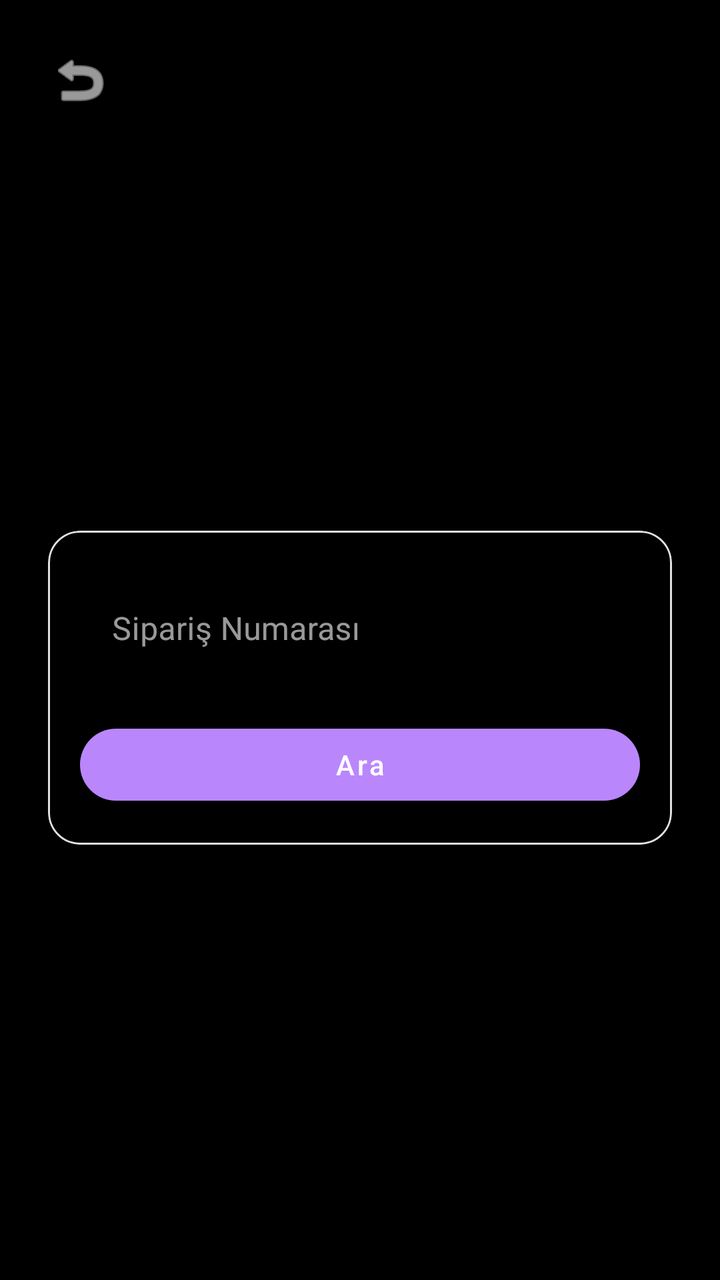
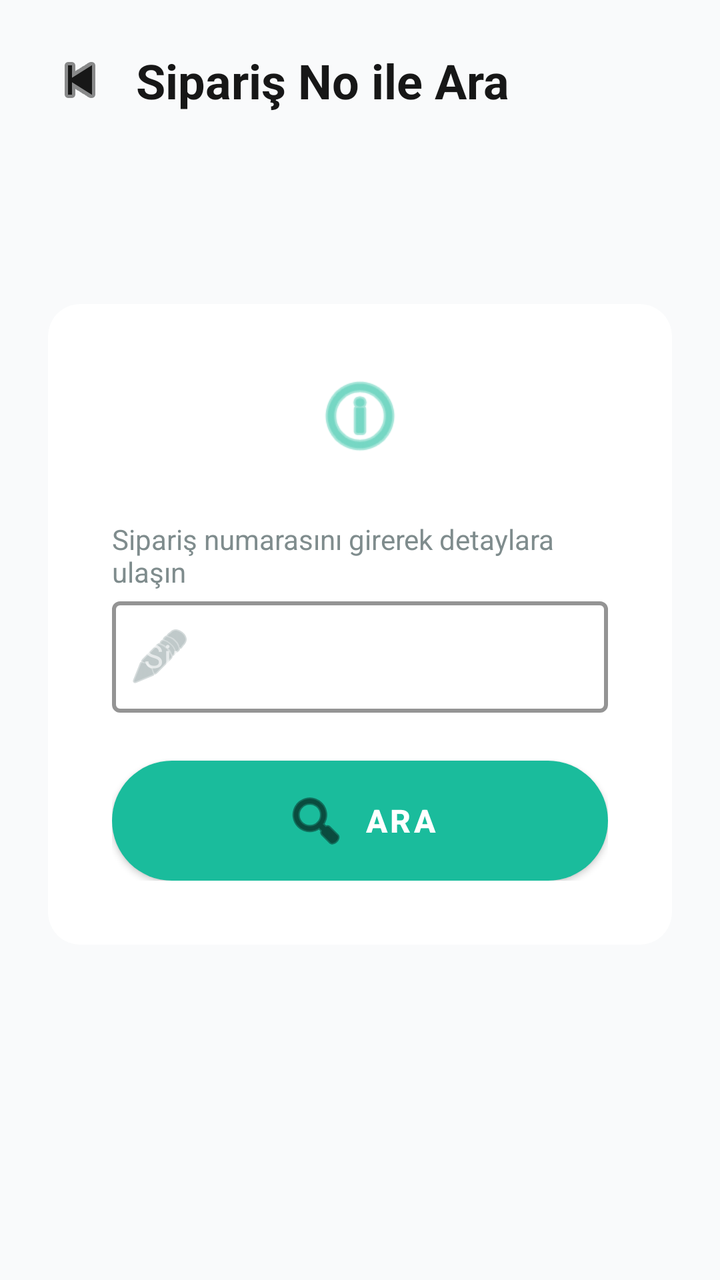

An Android layout rendered at two revisions. The XML below is the earlier revision; the diff shows what the commit changed to produce the second picture.
<!-- AndroidManifest.xml: application theme Theme.MaterialComponents.NoActionBar -->
<!-- res/layout/activity_search_by_order_id.xml -->
<?xml version="1.0" encoding="utf-8"?>
<LinearLayout xmlns:android="http://schemas.android.com/apk/res/android"
    xmlns:app="http://schemas.android.com/apk/res-auto"
    android:id="@+id/layoutSearchByOrderNumber"
    android:layout_width="match_parent"
    android:layout_height="match_parent"
    android:orientation="vertical"
    android:background="#000000"
    android:padding="16dp"
    android:fitsSystemWindows="true">

    <ImageButton
        android:id="@+id/btnBack"
        android:layout_width="48dp"
        android:layout_height="48dp"
        android:background="?attr/selectableItemBackgroundBorderless"
        android:src="@android:drawable/ic_menu_revert"
        app:tint="#FFFFFF"
        android:contentDescription="@string/back" />

    <LinearLayout
        android:layout_width="match_parent"
        android:layout_height="match_parent"
        android:gravity="center"
        android:orientation="vertical">

        <com.google.android.material.card.MaterialCardView
            android:layout_width="match_parent"
            android:layout_height="wrap_content"
            android:layout_margin="8dp"
            app:cardCornerRadius="16dp"
            app:cardElevation="2dp"
            app:cardBackgroundColor="#000000"
            app:strokeWidth="1dp"
            app:strokeColor="#E0E0E0">

            <LinearLayout
                android:layout_width="match_parent"
                android:layout_height="wrap_content"
                android:orientation="vertical"
                android:padding="16dp">

                <com.google.android.material.textfield.TextInputLayout
                    android:layout_width="match_parent"
                    android:layout_height="wrap_content"
                    android:hint="@string/search_by_order_id_hint"
                    style="@style/Widget.MaterialComponents.TextInputLayout.OutlinedBox"
                    app:boxStrokeColor="#E0E0E0"
                    app:hintTextColor="#E0E0E0">

                    <com.google.android.material.textfield.TextInputEditText
                        android:id="@+id/etOrderNumber"
                        android:layout_width="match_parent"
                        android:layout_height="wrap_content"
                        android:inputType="textCapCharacters"
                        android:textColor="#FFFFFF" />
                </com.google.android.material.textfield.TextInputLayout>

                <com.google.android.material.button.MaterialButton
                    android:id="@+id/btnSearch"
                    style="@style/Widget.MaterialComponents.Button"
                    android:layout_width="match_parent"
                    android:layout_height="wrap_content"
                    android:layout_marginTop="16dp"
                    android:text="@string/search_by_order_id_button_search"
                    android:textAllCaps="false"
                    android:textColor="@android:color/white"
                    app:cornerRadius="24dp" />

            </LinearLayout>
        </com.google.android.material.card.MaterialCardView>
    </LinearLayout>

</LinearLayout>
<!-- resources referenced by this layout -->
<resources>
  <string name="back">Geri</string>
  <string name="search_by_order_id_button_search">Ara</string>
  <string name="search_by_order_id_hint">Sipariş Numarası</string>
</resources>

<!-- the commit's change to res/layout/activity_search_by_order_id.xml (unified diff, before → after) -->
@@ -1,74 +1,119 @@
 <?xml version="1.0" encoding="utf-8"?>
-<LinearLayout xmlns:android="http://schemas.android.com/apk/res/android"
+<androidx.constraintlayout.widget.ConstraintLayout
+    xmlns:android="http://schemas.android.com/apk/res/android"
     xmlns:app="http://schemas.android.com/apk/res-auto"
     android:id="@+id/layoutSearchByOrderNumber"
     android:layout_width="match_parent"
     android:layout_height="match_parent"
-    android:orientation="vertical"
-    android:background="#000000"
-    android:padding="16dp"
+    android:background="#F9FAFB"
     android:fitsSystemWindows="true">
 
-    <ImageButton
-        android:id="@+id/btnBack"
-        android:layout_width="48dp"
-        android:layout_height="48dp"
-        android:background="?attr/selectableItemBackgroundBorderless"
-        android:src="@android:drawable/ic_menu_revert"
-        app:tint="#FFFFFF"
-        android:contentDescription="@string/back" />
+    <LinearLayout
+        android:id="@+id/headerContainer"
+        android:layout_width="match_parent"
+        android:layout_height="wrap_content"
+        android:orientation="vertical"
+        android:padding="24dp"
+        app:layout_constraintTop_toTopOf="parent"
+        app:layout_constraintStart_toStartOf="parent">
 
-    <LinearLayout
+        <LinearLayout
+            android:layout_width="wrap_content"
+            android:layout_height="wrap_content"
+            android:gravity="center_vertical">
+
+            <ImageButton
+                android:id="@+id/btnBack"
+                android:layout_width="32dp"
+                android:layout_height="32dp"
+                android:background="?attr/selectableItemBackgroundBorderless"
+                android:src="@android:drawable/ic_media_previous"
+                app:tint="#171717"
+                android:contentDescription="@string/back" />
+
+            <TextView
+                android:layout_width="wrap_content"
+                android:layout_height="wrap_content"
+                android:layout_marginStart="12dp"
+                android:text="@string/search_id_page_title"
+                android:textSize="24sp"
+                android:textStyle="bold"
+                android:textColor="#171717"/>
+        </LinearLayout>
+
+
+    </LinearLayout>
+
+    <androidx.cardview.widget.CardView
         android:layout_width="match_parent"
-        android:layout_height="match_parent"
-        android:gravity="center"
-        android:orientation="vertical">
+        android:layout_height="wrap_content"
+        android:layout_marginHorizontal="24dp"
+        app:cardCornerRadius="16dp"
+        app:cardElevation="0dp"
+        app:cardBackgroundColor="#FFFFFF"
+        app:layout_constraintTop_toBottomOf="@id/headerContainer"
+        app:layout_constraintBottom_toBottomOf="parent"
+        app:layout_constraintVertical_bias="0.3">
 
-        <com.google.android.material.card.MaterialCardView
+        <LinearLayout
             android:layout_width="match_parent"
             android:layout_height="wrap_content"
-            android:layout_margin="8dp"
-            app:cardCornerRadius="16dp"
-            app:cardElevation="2dp"
-            app:cardBackgroundColor="#000000"
-            app:strokeWidth="1dp"
-            app:strokeColor="#E0E0E0">
+            android:orientation="vertical"
+            android:padding="32dp">
 
-            <LinearLayout
+            <ImageView
+                android:layout_width="48dp"
+                android:layout_height="48dp"
+                android:layout_gravity="center"
+                android:layout_marginBottom="24dp"
+                android:src="@android:drawable/ic_menu_info_details"
+                app:tint="#1ABC9C"/>
+            <TextView
+                android:layout_width="wrap_content"
+                android:layout_height="wrap_content"
+                android:layout_marginTop="4dp"
+                android:text="@string/search_id_page_subtitle"
+                android:textSize="14sp"
+                android:textColor="#7F8C8D"/>
+
+            <com.google.android.material.textfield.TextInputLayout
                 android:layout_width="match_parent"
                 android:layout_height="wrap_content"
-                android:orientation="vertical"
-                android:padding="16dp">
+                android:hint="@string/search_by_order_id_hint"
+                style="@style/Widget.MaterialComponents.TextInputLayout.OutlinedBox"
+                app:boxStrokeColor="#1ABC9C"
+                app:boxStrokeWidth="2dp"
+                app:hintTextColor="#1ABC9C"
+                app:startIconDrawable="@android:drawable/ic_menu_edit"
+                app:startIconTint="#95A5A6">
 
-                <com.google.android.material.textfield.TextInputLayout
+                <com.google.android.material.textfield.TextInputEditText
+                    android:id="@+id/etOrderNumber"
                     android:layout_width="match_parent"
                     android:layout_height="wrap_content"
-                    android:hint="@string/search_by_order_id_hint"
-                    style="@style/Widget.MaterialComponents.TextInputLayout.OutlinedBox"
-                    app:boxStrokeColor="#E0E0E0"
-                    app:hintTextColor="#E0E0E0">
+                    android:inputType="textCapCharacters"
+                    android:textColor="#171717"
+                    android:textSize="16sp"/>
+            </com.google.android.material.textfield.TextInputLayout>
 
-                    <com.google.android.material.textfield.TextInputEditText
-                        android:id="@+id/etOrderNumber"
-                        android:layout_width="match_parent"
-                        android:layout_height="wrap_content"
-                        android:inputType="textCapCharacters"
-                        android:textColor="#FFFFFF" />
-                </com.google.android.material.textfield.TextInputLayout>
+            <com.google.android.material.button.MaterialButton
+                android:id="@+id/btnSearch"
+                android:layout_width="match_parent"
+                android:layout_height="60dp"
+                android:layout_marginTop="24dp"
+                android:text="@string/search_by_order_id_button_search"
+                android:textSize="16sp"
+                android:textStyle="bold"
+                android:textColor="@android:color/white"
+                app:backgroundTint="#1ABC9C"
+                app:cornerRadius="30dp"
+                app:icon="@android:drawable/ic_menu_search"
+                app:iconGravity="textStart"
+                app:iconPadding="8dp"
+                android:insetTop="0dp"
+                android:insetBottom="0dp"/>
 
-                <com.google.android.material.button.MaterialButton
-                    android:id="@+id/btnSearch"
-                    style="@style/Widget.MaterialComponents.Button"
-                    android:layout_width="match_parent"
-                    android:layout_height="wrap_content"
-                    android:layout_marginTop="16dp"
-                    android:text="@string/search_by_order_id_button_search"
-                    android:textAllCaps="false"
-                    android:textColor="@android:color/white"
-                    app:cornerRadius="24dp" />
+        </LinearLayout>
+    </androidx.cardview.widget.CardView>
 
-            </LinearLayout>
-        </com.google.android.material.card.MaterialCardView>
-    </LinearLayout>
-
-</LinearLayout>
+</androidx.constraintlayout.widget.ConstraintLayout>
<!-- resource entries referenced after the edit -->
@@ -3,5 +3,7 @@
   <string name="back">Geri</string>
   <string name="search_by_order_id_button_search">Ara</string>
   <string name="search_by_order_id_hint">Sipariş Numarası</string>
+  <string name="search_id_page_subtitle">Sipariş numarasını girerek detaylara ulaşın</string>
+  <string name="search_id_page_title">Sipariş No ile Ara</string>
 </resources>
 
